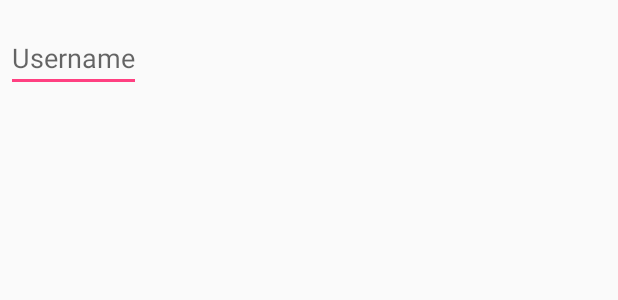
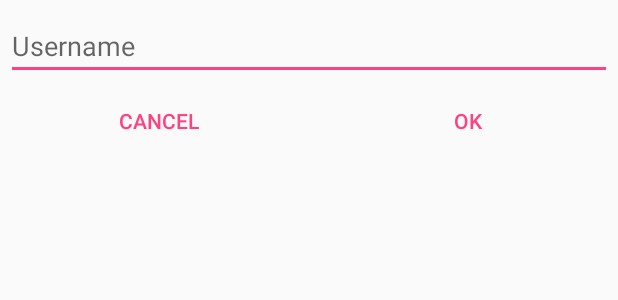
Before and after one commit to AnSrwn/Gambling, an Android app: the layout dialog_player_name.xml on its own in the app's theme, with its tools: preview values and no code run, on a phone screen of 412 x 824 dp. Shown: the top 300 px of the screen. Run offline under Robolectric (Android 15) with nearby library versions, the phone set to English and light mode, and no system bars.

Commit message:
Fixed change player name

```diff
--- a/app/src/main/res/layout/dialog_player_name.xml
+++ b/app/src/main/res/layout/dialog_player_name.xml
@@ -1,9 +1,11 @@
-<?xml version="1.0" encoding="utf-8"?>
 <LinearLayout xmlns:android="http://schemas.android.com/apk/res/android"
+    android:id="@+id/dialogPlayerName"
     android:orientation="vertical"
     android:gravity="center"
-    android:layout_width="wrap_content"
-    android:layout_height="wrap_content">
+    android:layout_width="match_parent"
+    android:layout_height="wrap_content"
+    android:minWidth="200dp"
+    style="?android:attr/buttonBarStyle">
 
     <EditText
         android:id="@+id/username"
@@ -11,9 +13,35 @@
         android:maxLength="20"
         android:layout_width="match_parent"
         android:layout_height="wrap_content"
-        android:layout_marginTop="16dp"
+        android:layout_weight="0"
+        android:autofillHints="@string/dialog_player_name"
+        android:layout_marginTop="8dp"
         android:layout_marginLeft="4dp"
         android:layout_marginRight="4dp"
-        android:layout_marginBottom="4dp"
         android:hint="@string/dialog_player_name" />
+
+    <LinearLayout
+        android:layout_width="match_parent"
+        android:layout_height="match_parent"
+        android:orientation="horizontal"
+        style="?android:attr/buttonBarStyle">
+
+        <Button
+            android:id="@+id/buttonCancelDialog"
+            style="?android:attr/buttonBarButtonStyle"
+            android:layout_width="wrap_content"
+            android:layout_height="wrap_content"
+            android:layout_weight="1"
+            android:text="@string/dialog_cancel" />
+
+        <Button
+            android:id="@+id/buttonConfirmDialog"
+            style="?android:attr/buttonBarButtonStyle"
+            android:layout_width="wrap_content"
+            android:layout_height="wrap_content"
+            android:layout_weight="1"
+            android:text="@string/dialog_confirm" />
+    </LinearLayout>
+
+
 </LinearLayout>
```
Also changed, not shown: app/src/main/java/com/example/user/gambling/game/DiceMenuFragment.kt (+18 -4 lines), app/src/main/java/com/example/user/gambling/game/SetPlayerNameDialogFragment.kt (+54 -32 lines), app/src/main/java/com/example/user/gambling/game/UserNameViewModel.kt (added, +8 -0 lines).
